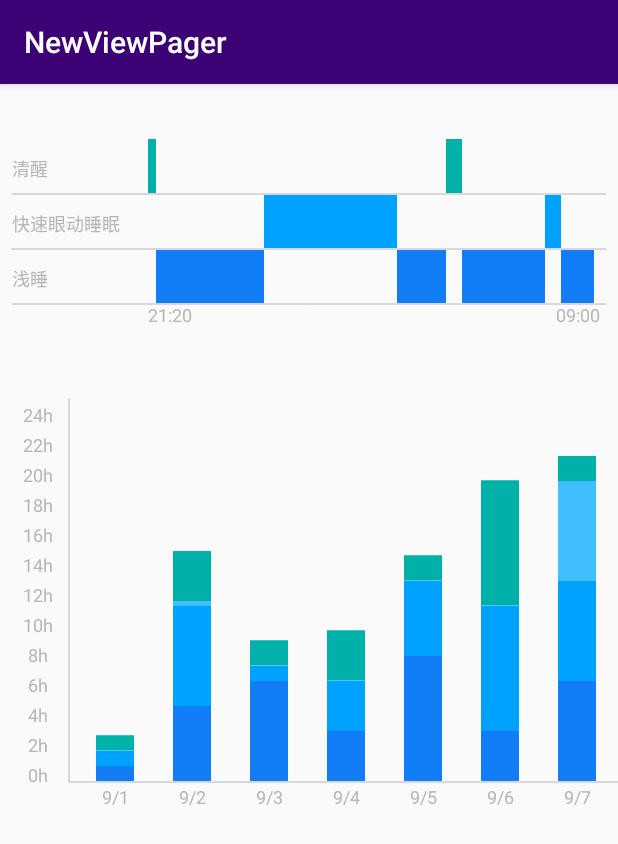
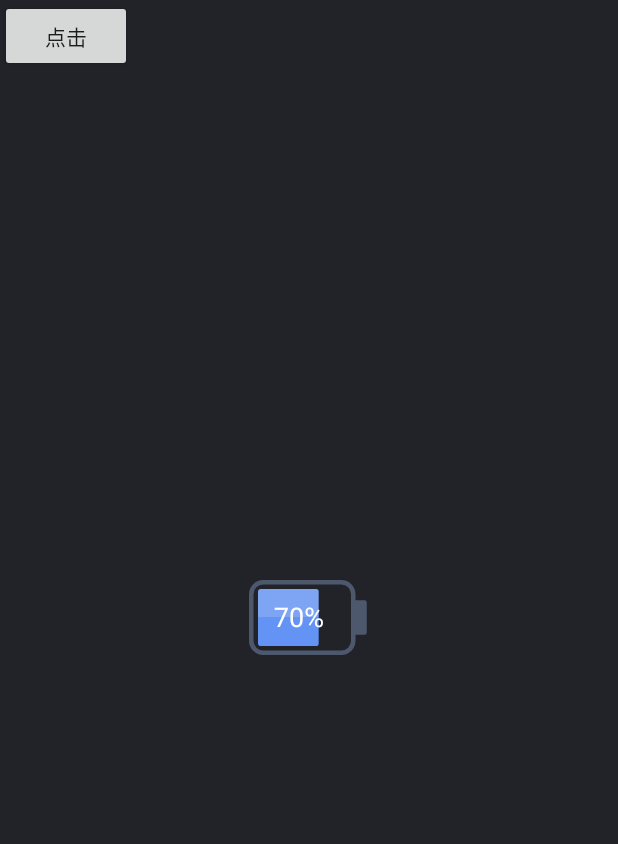
Before and after one commit to uni7corn/Widget, an Android app: the screen it shows after launch (SleepyActivity before the commit, TestBatteryActivity after it), on a phone screen of 412 x 824 dp. Shown: the top 844 px of the screen. Run offline under Robolectric (Android 15) with nearby library versions, the phone set to English and light mode, and no system bars.

Commit message:
加入新的电池控件

```diff
--- a/app/src/main/AndroidManifest.xml
+++ b/app/src/main/AndroidManifest.xml
@@ -16,7 +16,7 @@
         android:theme="@style/AppTheme"
         tools:ignore="GoogleAppIndexingWarning">
         <activity
-            android:name=".SleepyActivity"
+            android:name=".TestBatteryActivity"
             android:label="@string/app_name">
             <intent-filter>
                 <action android:name="android.intent.action.MAIN" />
--- /dev/null
+++ b/app/src/main/java/com/szzh/audio/newviewpager/TestBatteryActivity.java
@@ -0,0 +1,39 @@
+package com.szzh.audio.newviewpager;
+
+import android.app.Activity;
+import android.os.Bundle;
+import android.support.annotation.Nullable;
+import android.view.View;
+
+import com.szzh.audio.newviewpager.battery.BatteryView;
+
+/**
+ * Created by jzz
+ * on 2017/12/3.
+ * <p>
+ * desc:
+ */
+
+public class TestBatteryActivity extends Activity {
+
+    private BatteryView mBatteryView;
+
+    private float power = 10;
+
+    @Override
+    protected void onCreate(@Nullable Bundle savedInstanceState) {
+        super.onCreate(savedInstanceState);
+        setContentView(R.layout.activity_main_battery);
+
+        findViewById(R.id.bt).setOnClickListener(new View.OnClickListener() {
+            @Override
+            public void onClick(View v) {
+                power++;
+                mBatteryView.setPower(power);
+            }
+        });
+        this.mBatteryView = (BatteryView) findViewById(R.id.battery);
+
+        //this.mBatteryView.setPower(power);
+    }
+}
--- /dev/null
+++ b/app/src/main/java/com/szzh/audio/newviewpager/battery/BatteryView.java
@@ -0,0 +1,342 @@
+package com.szzh.audio.newviewpager.battery;
+
+import android.content.Context;
+import android.content.res.TypedArray;
+import android.graphics.Canvas;
+import android.graphics.Color;
+import android.graphics.Paint;
+import android.graphics.Path;
+import android.graphics.PorterDuff;
+import android.graphics.PorterDuffXfermode;
+import android.graphics.Rect;
+import android.graphics.RectF;
+import android.support.annotation.ColorInt;
+import android.support.annotation.Nullable;
+import android.util.AttributeSet;
+import android.util.Log;
+import android.util.TypedValue;
+import android.view.View;
+
+import com.szzh.audio.newviewpager.R;
+
+import java.util.Locale;
+
+/**
+ * Created by jzz
+ * on 2017/12/1.
+ * <p>
+ * desc:
+ */
+
+public class BatteryView extends View {
+
+    private static final String TAG = BatteryView.class.getSimpleName();
+    @ColorInt
+    private int mTopFullHalfColor;
+    @ColorInt
+    private int mTopLessHalfColor;
+    @ColorInt
+    private int mBottomFullHalfColor;
+    @ColorInt
+    int mBottomLessHalfColor;
+
+    @ColorInt
+    private int mTextColor;
+    private float mTextWidth;
+    @ColorInt
+    private int mBatteryCircleColor;
+    private float mBatteryCircleWidth;
+
+    private Paint mBatteryTopAhPaint;//电池上半部分容量画笔
+    private Paint mBatteryBottomAhPaint;//电池下半部分容量画笔
+
+    private Paint mTextPaint;//电池文字画笔
+    private Paint mBatteryCirclePaint;//电池外圈画笔
+
+    private float mPower;
+
+    private int mCenterX;
+    private int mCenterY;
+
+    private RectF mCircleRectF;
+    private Rect mTextBounds;
+    private RectF mTopRectF;
+    private RectF mBottomRectF;
+    private Path mClipPath;
+    private RectF mRectF;
+
+    private float mBorderRadius;
+    private RectF mCapRectF;
+
+    private static final float mFullPower = 100.0f;
+    private float mProgress = 0.0f;
+    private int mContentWidth;
+
+
+    public BatteryView(Context context) {
+        this(context, null);
+    }
+
+    public BatteryView(Context context, @Nullable AttributeSet attrs) {
+        this(context, attrs, 0);
+    }
+
+    public BatteryView(Context context, @Nullable AttributeSet attrs, int defStyleAttr) {
+        super(context, attrs, defStyleAttr);
+        setLayerType(View.LAYER_TYPE_SOFTWARE, null);
+        init(context, attrs);
+        initPaint();
+    }
+
+    private void init(Context context, AttributeSet attrs) {
+
+        if (attrs != null) {
+            // Load attributes
+
+            final TypedArray a = context.obtainStyledAttributes(attrs, R.styleable.BatteryView);
+            this.mPower = a.getInt(R.styleable.BatteryView_power, 50);
+
+            float tmpProgress = mPower / mFullPower;
+            mProgress = tmpProgress < 0.1f && tmpProgress > 0 ? 0.1f : tmpProgress;
+
+            this.mTopFullHalfColor = a.getColor(R.styleable.BatteryView_top_full_half_color, Color.YELLOW);
+            this.mTopLessHalfColor = a.getColor(R.styleable.BatteryView_top_less_half_color, Color.YELLOW);
+
+            this.mBottomFullHalfColor = a.getColor(R.styleable.BatteryView_bottom_full_half_color, Color.BLUE);
+            this.mBottomLessHalfColor = a.getColor(R.styleable.BatteryView_bottom_less_half_color, Color.BLUE);
+
+            this.mBatteryCircleColor = a.getColor(R.styleable.BatteryView_battery_circle_color, Color.BLUE);
+            this.mBatteryCircleWidth = a.getDimension(R.styleable.BatteryView_battery_circle_width,
+                    TypedValue.applyDimension(TypedValue.COMPLEX_UNIT_DIP, 1.0f, getResources().getDisplayMetrics()));
+
+            this.mTextColor = a.getColor(R.styleable.BatteryView_text_color, Color.WHITE);
+            this.mTextWidth = a.getDimension(R.styleable.BatteryView_battery_text_size,
+                    TypedValue.applyDimension(TypedValue.COMPLEX_UNIT_SP, 12.0f, getResources().getDisplayMetrics()));
+
+            this.mBorderRadius = a.getDimension(R.styleable.BatteryView_border_radius, TypedValue
+                    .applyDimension(TypedValue.COMPLEX_UNIT_DIP, 10.0f, getResources().getDisplayMetrics()));
+
+            a.recycle();
+        }
+    }
+
+    private void initPaint() {
+        Paint batteryTopAhPaint = new Paint(Paint.ANTI_ALIAS_FLAG | Paint.DITHER_FLAG);
+        batteryTopAhPaint.setColor(this.mBatteryCircleColor);
+        batteryTopAhPaint.setStyle(Paint.Style.FILL);
+        batteryTopAhPaint.setStrokeJoin(Paint.Join.ROUND);//设置画笔的连接点的形状,即拐角位置
+        // batteryAhPaint.setStrokeCap(Paint.Cap.ROUND);//设置画笔的末尾和起始点是什么形状
+        this.mBatteryTopAhPaint = batteryTopAhPaint;
+
+        Paint batteryBottomAhPaint = new Paint(Paint.ANTI_ALIAS_FLAG | Paint.DITHER_FLAG);
+        batteryBottomAhPaint.setColor(this.mBatteryCircleColor);
+        batteryBottomAhPaint.setStyle(Paint.Style.FILL);
+        batteryBottomAhPaint.setStrokeJoin(Paint.Join.ROUND);//设置画笔的连接点的形状,即拐角位置
+        // batteryAhPaint.setStrokeCap(Paint.Cap.ROUND);//设置画笔的末尾和起始点是什么形状
+        this.mBatteryBottomAhPaint = batteryBottomAhPaint;
+
+        Paint batteryCirclePaint = new Paint(Paint.ANTI_ALIAS_FLAG | Paint.DITHER_FLAG);
+        batteryCirclePaint.setColor(this.mBatteryCircleColor);
+        batteryCirclePaint.setStrokeWidth(this.mBatteryCircleWidth);
+        batteryCirclePaint.setStyle(Paint.Style.STROKE);
+        batteryCirclePaint.setStrokeJoin(Paint.Join.ROUND);
+        //batteryAhPaint.setStrokeCap(Paint.Cap.ROUND);
+        this.mBatteryCirclePaint = batteryCirclePaint;
+
+        Paint textPaint = new Paint(Paint.ANTI_ALIAS_FLAG | Paint.DITHER_FLAG | Paint.LINEAR_TEXT_FLAG | Paint.SUBPIXEL_TEXT_FLAG);
+        textPaint.setColor(this.mTextColor);
+        //textPaint.setStrokeWidth(this.mTextWidth);
+        textPaint.setStyle(Paint.Style.FILL);
+        textPaint.setStrokeJoin(Paint.Join.ROUND);
+        textPaint.setStrokeCap(Paint.Cap.ROUND);
+        textPaint.setTextSize(this.mTextWidth);
+        textPaint.setTextAlign(Paint.Align.CENTER);
+
+        this.mTextPaint = textPaint;
+
+        this.mTextBounds = new Rect();
+    }
+
+    @Override
+    protected void onMeasure(int widthMeasureSpec, int heightMeasureSpec) {
+        super.onMeasure(widthMeasureSpec, heightMeasureSpec);
+    }
+
+    @Override
+    protected void onSizeChanged(int w, int h, int oldw, int oldh) {
+        super.onSizeChanged(w, h, oldw, oldh);
+
+        int paddingTop = getPaddingTop();
+        int paddingBottom = getPaddingBottom();
+        int paddingLeft = getPaddingLeft();
+        int paddingRight = getPaddingRight();
+
+        int contentWidth = w - paddingLeft - paddingRight;
+        int contentHeight = h - paddingTop - paddingBottom;
+
+        this.mContentWidth = contentWidth;
+
+        int centerX = contentWidth >> 1;
+        int centerY = contentHeight >> 1;
+
+        this.mCenterX = centerX;
+        this.mCenterY = centerY;
+
+        float halfStrokeWidth = (mBatteryCircleWidth / 2);
+
+        //电池外壳
+        RectF circleRectF = new RectF();
+        circleRectF.left = paddingLeft + halfStrokeWidth;
+        circleRectF.right = contentWidth - 3 * mBatteryCircleWidth - halfStrokeWidth;
+        circleRectF.top = paddingTop + halfStrokeWidth;
+        circleRectF.bottom = contentHeight - halfStrokeWidth;
+
+        this.mCircleRectF = circleRectF;
+
+        //电池帽
+        RectF capRectF = new RectF();
+        capRectF.left = contentWidth - 3 * mBatteryCircleWidth - halfStrokeWidth;
+        capRectF.right = contentWidth - mBatteryCircleWidth;
+        capRectF.top = 0.3f * contentHeight;
+        capRectF.bottom = 0.7f * contentHeight;
+
+        this.mCapRectF = capRectF;
+
+        //上半部分电量矩形
+
+        RectF topRectF = new RectF();
+        topRectF.left = paddingLeft + mBatteryCircleWidth * 1.5f;
+        topRectF.right = getRight(contentWidth);
+        topRectF.top = paddingTop + mBatteryCircleWidth * 1.5f;
+        topRectF.bottom = centerY;
+
+        this.mTopRectF = topRectF;
+
+        //下半部分电量矩形
+
+        RectF bottomRectF = new RectF();
+        bottomRectF.left = paddingLeft + mBatteryCircleWidth * 1.5f;
+        bottomRectF.right = (getRight(contentWidth));
+        bottomRectF.top = centerY;
+        bottomRectF.bottom = contentHeight - mBatteryCircleWidth * 1.5f;
+
+        this.mBottomRectF = bottomRectF;
+
+        Path clipPath = new Path();//裁剪线段
+
+        clipPath.moveTo(paddingLeft + mBatteryCircleWidth * 2.0f, paddingTop + mBatteryCircleWidth * 2.0f);
+
+        this.mRectF = new RectF(
+                paddingLeft + mBatteryCircleWidth * 2.0f,
+                paddingTop + mBatteryCircleWidth * 2.0f,
+                (mContentWidth - 4.5f * mBatteryCircleWidth) * mProgress,
+                contentHeight - mBatteryCircleWidth * 2.0f);
+
+        clipPath.addRoundRect(mRectF, (mBorderRadius - 8) * mProgress, (mBorderRadius - 8) * mProgress,
+                Path.Direction.CCW);
+
+        clipPath.close();
+
+        this.mClipPath = clipPath;
+    }
+
+    @Override
+    protected void onDraw(Canvas canvas) {
+        super.onDraw(canvas);
+        //init1(canvas);
+        init2(canvas);
+        int save = canvas.save();
+        canvas.clipPath(mClipPath);
+        drawBatteryTopHalf(canvas);
+        drawBatteryBottomHalf(canvas);
+        canvas.restoreToCount(save);
+        drawPercentText(canvas);
+    }
+
+    private void init2(Canvas canvas) {
+        int saveLayerAlpha = canvas.saveLayerAlpha(new RectF(0, 0, getWidth(), getHeight()), 255
+                >> 1, Canvas.ALL_SAVE_FLAG);
+        drawBatteryCap(canvas);
+        drawBatteryCircle(canvas);
+        canvas.restoreToCount(saveLayerAlpha);
+    }
+
+    private void init1(Canvas canvas) {
+        Paint batteryCirclePaint = this.mBatteryCirclePaint;
+        int sc = canvas.saveLayer(0, 0, getWidth(), getHeight(), null,
+                Canvas.ALL_SAVE_FLAG);
+        batteryCirclePaint.setXfermode(null);
+        batteryCirclePaint.setColor(0xFFFFFFFF);
+        drawBatteryCap(canvas);
+        drawBatteryCircle(canvas);
+        batteryCirclePaint.setXfermode(new PorterDuffXfermode(PorterDuff.Mode.SRC_IN));
+        batteryCirclePaint.setColor(0x7F7D8FB3);
+        batteryCirclePaint.setStyle(Paint.Style.FILL);
+        canvas.drawRect(new RectF(0, 0, getWidth(), getHeight()), batteryCirclePaint);
+        canvas.restoreToCount(sc);
+    }
+
+    private void drawBatteryBottomHalf(Canvas canvas) {
+        Paint batteryBottomAhPaint = this.mBatteryBottomAhPaint;
+        if (mPower > 20) {
+            batteryBottomAhPaint.setColor(mBottomFullHalfColor);
+        } else {
+            batteryBottomAhPaint.setColor(mBottomLessHalfColor);
+        }
+        batteryBottomAhPaint.setStyle(Paint.Style.FILL);
+        mBottomRectF.right = getRight(mContentWidth) * mProgress;
+        canvas.drawRect(mBottomRectF, batteryBottomAhPaint);
+    }
+
+    private void drawBatteryTopHalf(Canvas canvas) {
+        Paint batteryTopAhPaint = this.mBatteryTopAhPaint;
+        if (mPower > 20) {
+            batteryTopAhPaint.setColor(mTopFullHalfColor);
+        } else {
+            batteryTopAhPaint.setColor(mTopLessHalfColor);
+        }
+        batteryTopAhPaint.setStyle(Paint.Style.FILL);
+        mTopRectF.right = getRight(mContentWidth) * mProgress;
+        canvas.drawRect(mTopRectF, batteryTopAhPaint);
+        Log.e(TAG, "drawBatteryTopHalf: ------->" + mTopRectF.toString());
+    }
+
+    private void drawPercentText(Canvas canvas) {
+        canvas.drawText(FormatTextPower(mPower), getRight(mContentWidth) * 0.5f,
+                mCenterY + (mTextBounds.height() >> 1), mTextPaint);
+    }
+
+    private void drawBatteryCap(Canvas canvas) {
+        mBatteryCirclePaint.setStyle(Paint.Style.FILL_AND_STROKE);
+        canvas.drawRect(mCapRectF, mBatteryCirclePaint);
+    }
+
+    private void drawBatteryCircle(Canvas canvas) {
+        mBatteryCirclePaint.setStyle(Paint.Style.STROKE);
+        canvas.drawRoundRect(mCircleRectF, mBorderRadius, mBorderRadius, mBatteryCirclePaint);
+    }
+
+    private String FormatTextPower(float power) {
+        String formatPower = String.format(Locale.getDefault(), "%2.0f%s", power, "%");
+        mTextPaint.getTextBounds(formatPower, 0, formatPower.length(), this.mTextBounds);
+        return formatPower;
+    }
+
+    private float getRight(int contentWidth) {
+        return contentWidth - 4.5f * mBatteryCircleWidth;
+    }
+
+    public void setPower(float power) {
+        if (power < 0 || power > 100) return;
+        this.mPower = power;
+        float tmpProgress = power / mFullPower;
+        mProgress = tmpProgress < 0.1f && tmpProgress > 0 ? 0.1f : tmpProgress;
+        mRectF.right = (mContentWidth - 5.0f * mBatteryCircleWidth) * tmpProgress;
+        mClipPath.rewind();
+        mClipPath.addRoundRect(mRectF, (mBorderRadius - 8) * tmpProgress, (mBorderRadius - 8) *
+                        tmpProgress,
+                Path.Direction.CCW);
+        mClipPath.close();
+        invalidate();
+    }
+}
--- /dev/null
+++ b/app/src/main/res/layout/activity_main_battery.xml
@@ -0,0 +1,31 @@
+<?xml version="1.0" encoding="utf-8"?>
+<FrameLayout xmlns:android="http://schemas.android.com/apk/res/android"
+    xmlns:app="http://schemas.android.com/apk/res-auto"
+    android:layout_width="match_parent"
+    android:layout_height="match_parent"
+    android:layout_gravity="center"
+    android:background="#FF212329">
+
+    <Button
+        android:id="@+id/bt"
+        android:layout_width="wrap_content"
+        android:layout_height="wrap_content"
+        android:text="点击" />
+
+    <com.szzh.audio.newviewpager.battery.BatteryView
+        android:id="@+id/battery"
+        android:layout_width="80dp"
+        android:layout_height="50dp"
+        android:layout_gravity="center"
+        app:battery_circle_color="@color/battery_circle_color"
+        app:battery_circle_width="3dp"
+        app:battery_text_size="18sp"
+        app:border_radius="8dp"
+        app:bottom_full_half_color="@color/battery_bottom_full_color"
+        app:bottom_less_half_color="@color/battery_bottom_less_color"
+        app:power="70"
+        app:text_color="@color/white"
+        app:top_full_half_color="@color/battery_top_full_color"
+        app:top_less_half_color="@color/battery_top_less_color" />
+
+</FrameLayout>
--- a/app/src/main/res/values/attrs.xml
+++ b/app/src/main/res/values/attrs.xml
@@ -43,4 +43,20 @@
     </declare-styleable>
 
 
+    <declare-styleable name="BatteryView">
+
+        <attr name="power" format="reference|integer" />
+        <attr name="battery_circle_color" format="reference|color" />
+        <attr name="battery_circle_width" format="reference|dimension" />
+        <attr name="battery_text_size" format="reference|dimension" />
+        <attr name="text_color" format="reference|color" />
+        <attr name="top_full_half_color" format="reference|color" />
+        <attr name="bottom_full_half_color" format="reference|color" />
+        <attr name="top_less_half_color" format="reference|color" />
+        <attr name="bottom_less_half_color" format="reference|color" />
+        <attr name="border_radius" format="reference|dimension" />
+
+    </declare-styleable>
+
+
 </resources>
--- a/app/src/main/res/values/colors.xml
+++ b/app/src/main/res/values/colors.xml
@@ -59,4 +59,14 @@
     <color name="eog_color">#FF3fbfff</color>
 
 
+    <!--battery view-->
+    <color name="battery_circle_color">#FF7D8FB3</color>
+
+    <color name="battery_top_full_color">#FF7EA5F4</color>
+    <color name="battery_top_less_color">#FFDB514F</color>
+
+    <color name="battery_bottom_full_color">#FF6293F5</color>
+    <color name="battery_bottom_less_color">#FFCC3835</color>
+
+
 </resources>
--- a/build.gradle
+++ b/build.gradle
@@ -6,8 +6,7 @@ buildscript {
         google()
     }
     dependencies {
-        classpath 'com.android.tools.build:gradle:3.0.0-beta6'
-
+        classpath 'com.android.tools.build:gradle:3.0.1'
         // NOTE: Do not place your application dependencies here; they belong
         // in the individual module build.gradle files
     }
```
Also changed, not shown: app/build.gradle (+7 -6 lines), gradle/wrapper/gradle-wrapper.properties.
